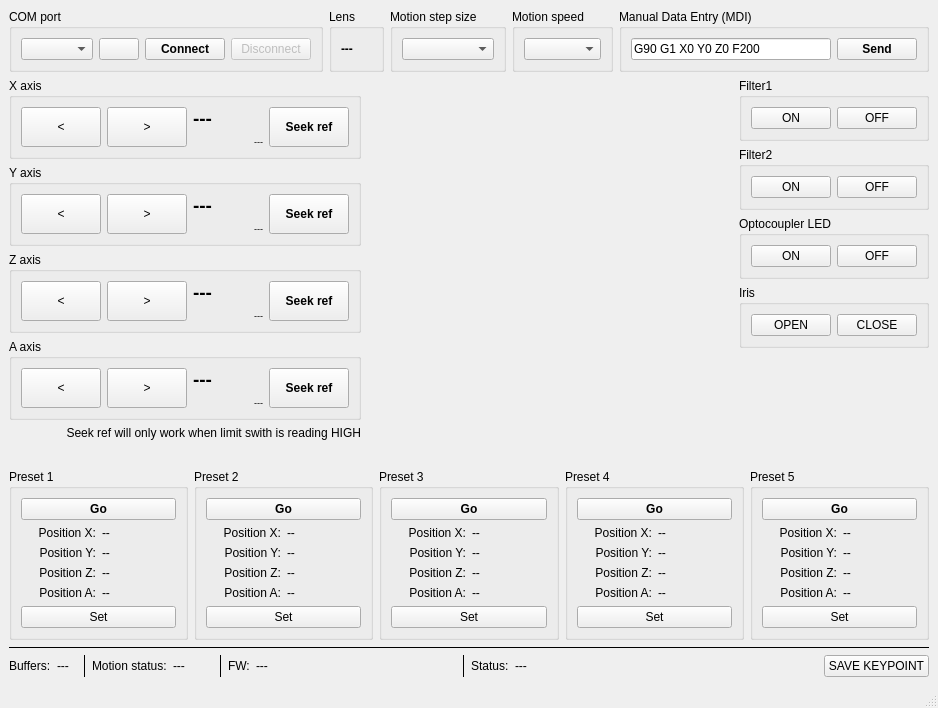
Above: 03_lens_tester_gui/gui.ui from Kurokesu/SCE2-SDK before the change. Below: the same form after it.
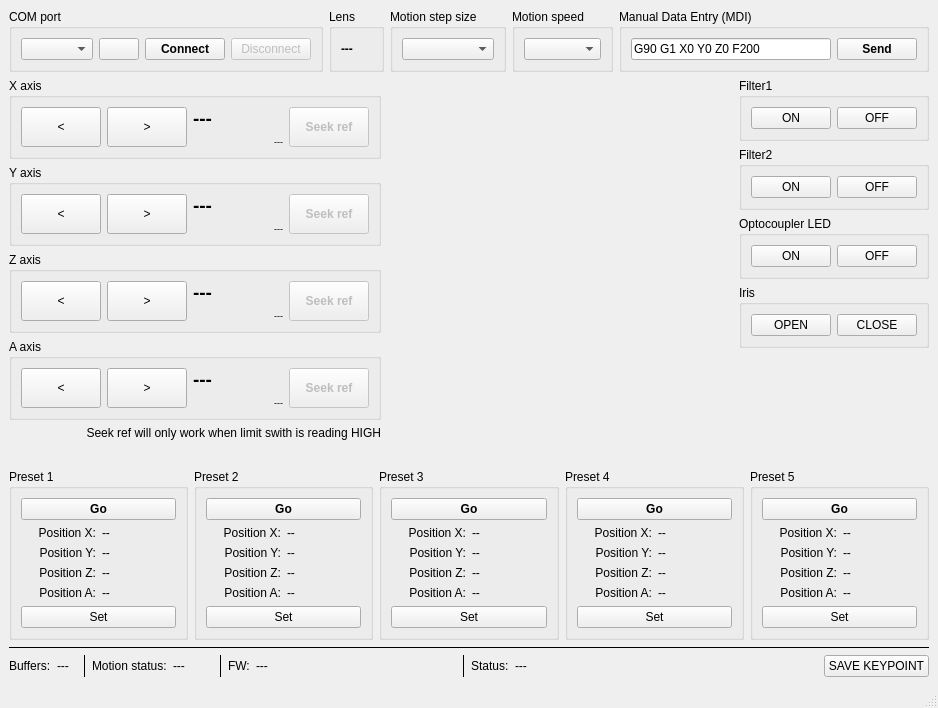
That is the form after the change. Icons and pictures are not drawn.

The edit to the form file:
```diff
--- a/03_lens_tester_gui/gui.ui
+++ b/03_lens_tester_gui/gui.ui
@@ -54,7 +54,7 @@
                   <widget class="QLabel" name="label_x_pos">
                    <property name="minimumSize">
                     <size>
-                     <width>70</width>
+                     <width>90</width>
                      <height>0</height>
                     </size>
                    </property>
@@ -129,6 +129,9 @@
              </item>
              <item row="0" column="4">
               <widget class="QPushButton" name="btn_x_seek">
+               <property name="enabled">
+                <bool>false</bool>
+               </property>
                <property name="sizePolicy">
                 <sizepolicy hsizetype="Minimum" vsizetype="Expanding">
                  <horstretch>0</horstretch>
@@ -170,7 +173,7 @@
                   <widget class="QLabel" name="label_y_pos">
                    <property name="minimumSize">
                     <size>
-                     <width>70</width>
+                     <width>90</width>
                      <height>0</height>
                     </size>
                    </property>
@@ -245,6 +248,9 @@
              </item>
              <item row="0" column="4">
               <widget class="QPushButton" name="btn_y_seek">
+               <property name="enabled">
+                <bool>false</bool>
+               </property>
                <property name="sizePolicy">
                 <sizepolicy hsizetype="Minimum" vsizetype="Expanding">
                  <horstretch>0</horstretch>
@@ -324,7 +330,7 @@
                   <widget class="QLabel" name="label_z_pos">
                    <property name="minimumSize">
                     <size>
-                     <width>70</width>
+                     <width>90</width>
                      <height>0</height>
                     </size>
                    </property>
@@ -361,6 +367,9 @@
              </item>
              <item row="0" column="4">
               <widget class="QPushButton" name="btn_z_seek">
+               <property name="enabled">
+                <bool>false</bool>
+               </property>
                <property name="sizePolicy">
                 <sizepolicy hsizetype="Minimum" vsizetype="Expanding">
                  <horstretch>0</horstretch>
@@ -440,7 +449,7 @@
                   <widget class="QLabel" name="label_a_pos">
                    <property name="minimumSize">
                     <size>
-                     <width>70</width>
+                     <width>90</width>
                      <height>0</height>
                     </size>
                    </property>
@@ -477,6 +486,9 @@
              </item>
              <item row="0" column="4">
               <widget class="QPushButton" name="btn_a_seek">
+               <property name="enabled">
+                <bool>false</bool>
+               </property>
                <property name="sizePolicy">
                 <sizepolicy hsizetype="Minimum" vsizetype="Expanding">
                  <horstretch>0</horstretch>
```
